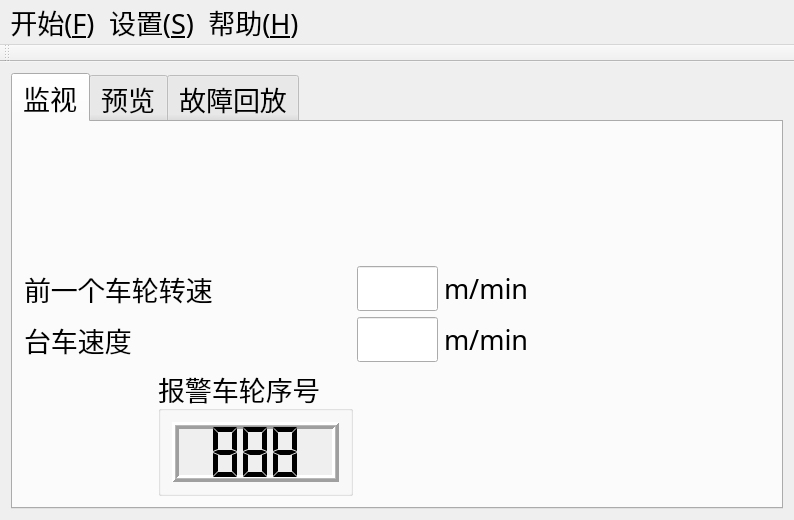
The window that WheelMonitor/MainWindow.ui (cx3386/WheelMonitor) describes before a commit, drawn with Qt 5.
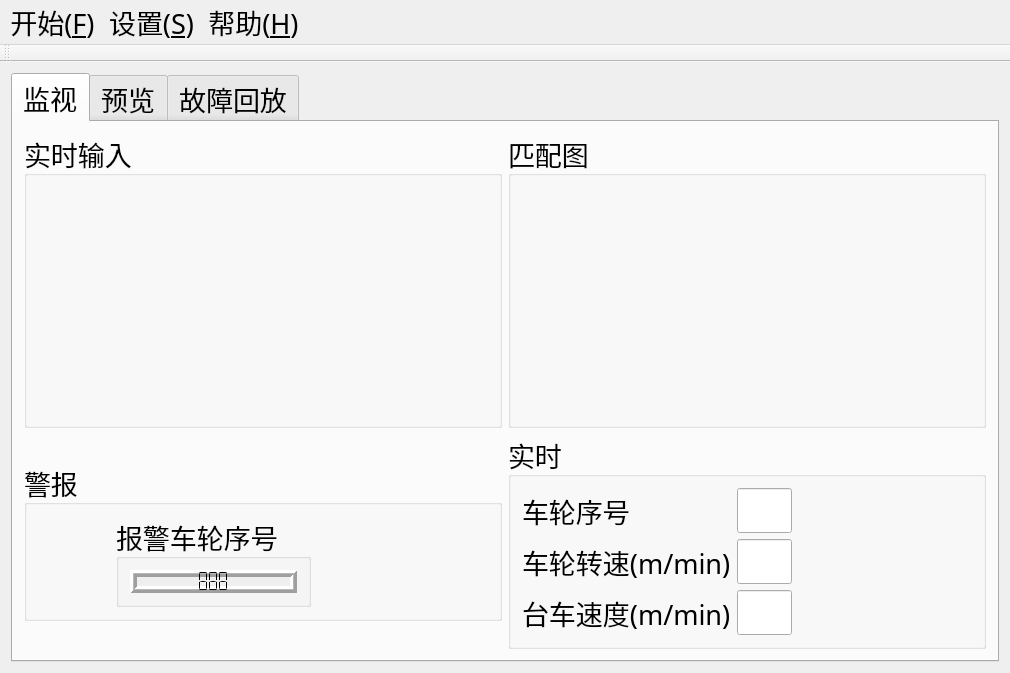
The same window after the commit. Icons and pictures are not drawn. Custom widgets are drawn as their Qt base class.

What changed in the file:
```diff
--- a/WheelMonitor/MainWindow.ui
+++ b/WheelMonitor/MainWindow.ui
@@ -6,8 +6,8 @@
    <rect>
     <x>0</x>
     <y>0</y>
-    <width>794</width>
-    <height>520</height>
+    <width>1010</width>
+    <height>673</height>
    </rect>
   </property>
   <property name="font">
@@ -25,7 +25,7 @@
   </property>
   <widget class="QWidget" name="centralWidget">
    <layout class="QGridLayout" name="gridLayout_2">
-    <item row="0" column="0">
+    <item row="1" column="0">
      <widget class="QTabWidget" name="centralTabWidget">
       <property name="autoFillBackground">
        <bool>false</bool>
@@ -37,121 +37,33 @@
        <attribute name="title">
         <string>监视</string>
        </attribute>
-       <layout class="QGridLayout" name="gridLayout_7">
-        <item row="1" column="0">
+       <layout class="QGridLayout" name="gridLayout_3">
+        <item row="0" column="0">
+         <layout class="QGridLayout" name="gridLayout_5" columnstretch="0,1,1">
+          <item row="1" column="1">
+           <widget class="QGroupBox" name="groupBox_3">
+            <property name="title">
+             <string>实时输入</string>
+            </property>
          <layout class="QGridLayout" name="gridLayout_6">
-          <item row="1" column="1">
-           <widget class="QLineEdit" name="cartSpeedLineEdit">
-            <property name="enabled">
-             <bool>true</bool>
-            </property>
-            <property name="minimumSize">
-             <size>
-              <width>81</width>
-              <height>0</height>
-             </size>
-            </property>
-            <property name="maximumSize">
-             <size>
-              <width>81</width>
-              <height>16777215</height>
-             </size>
-            </property>
-            <property name="text">
-             <string/>
-            </property>
-            <property name="readOnly">
-             <bool>true</bool>
-            </property>
-           </widget>
-          </item>
           <item row="0" column="0">
-           <widget class="QLabel" name="lastSpeedLabel">
-            <property name="sizePolicy">
-             <sizepolicy hsizetype="Preferred" vsizetype="Preferred">
-              <horstretch>0</horstretch>
-              <verstretch>0</verstretch>
-             </sizepolicy>
-            </property>
-            <property name="text">
-             <string>前一个车轮转速</string>
-            </property>
-            <property name="buddy">
-             <cstring>lastSpeedLineEdit</cstring>
-            </property>
-           </widget>
-          </item>
-          <item row="1" column="0">
-           <widget class="QLabel" name="cartSpeedLabel">
-            <property name="sizePolicy">
-             <sizepolicy hsizetype="Preferred" vsizetype="Preferred">
-              <horstretch>0</horstretch>
-              <verstretch>0</verstretch>
-             </sizepolicy>
-            </property>
-            <property name="text">
-             <string>台车速度</string>
-            </property>
-           </widget>
-          </item>
-          <item row="0" column="2">
-           <widget class="QLabel" name="label">
-            <property name="text">
-             <string>m/min</string>
-            </property>
-            <property name="buddy">
-             <cstring>lastSpeedLineEdit</cstring>
-            </property>
-           </widget>
-          </item>
-          <item row="0" column="1">
-           <widget class="QLineEdit" name="lastSpeedLineEdit">
-            <property name="enabled">
-             <bool>true</bool>
-            </property>
-            <property name="minimumSize">
-             <size>
-              <width>81</width>
-              <height>0</height>
-             </size>
-            </property>
-            <property name="maximumSize">
-             <size>
-              <width>81</width>
-              <height>16777215</height>
-             </size>
-            </property>
+              <widget class="QLabel" name="realVideoLabel">
             <property name="text">
              <string/>
             </property>
-            <property name="readOnly">
-             <bool>true</bool>
-            </property>
+              </widget>
+             </item>
+            </layout>
            </widget>
           </item>
           <item row="1" column="2">
-           <widget class="QLabel" name="label_3">
-            <property name="text">
-             <string>m/min</string>
+           <widget class="QGroupBox" name="groupBox_4">
+            <property name="title">
+             <string>匹配图</string>
             </property>
-           </widget>
-          </item>
-         </layout>
-        </item>
+            <layout class="QGridLayout" name="gridLayout_7">
         <item row="0" column="0">
          <widget class="QLabel" name="imageMatchesLabel">
-          <property name="sizePolicy">
-           <sizepolicy hsizetype="Expanding" vsizetype="Expanding">
-            <horstretch>0</horstretch>
-            <verstretch>0</verstretch>
-           </sizepolicy>
-          </property>
-          <property name="minimumSize">
-           <size>
-            <width>0</width>
-            <height>0</height>
-           </size>
-          </property>
           <property name="frameShape">
            <enum>QFrame::NoFrame</enum>
           </property>
@@ -163,25 +75,30 @@
           </property>
          </widget>
         </item>
-        <item row="2" column="0">
-         <layout class="QHBoxLayout" name="horizontalLayout_2">
-          <item>
+            </layout>
+           </widget>
+          </item>
+         </layout>
+        </item>
+        <item row="1" column="0">
+         <layout class="QGridLayout" name="gridLayout_8" columnstretch="1,1">
+          <item row="0" column="0">
+           <widget class="QGroupBox" name="groupBox_2">
+            <property name="sizePolicy">
+             <sizepolicy hsizetype="Preferred" vsizetype="Maximum">
+              <horstretch>0</horstretch>
+              <verstretch>0</verstretch>
+             </sizepolicy>
+            </property>
+            <property name="title">
+             <string>警报</string>
+            </property>
+            <layout class="QFormLayout" name="formLayout_2">
+             <item row="0" column="0">
            <widget class="QPushButton" name="alarmPushButton">
             <property name="enabled">
              <bool>true</bool>
             </property>
-            <property name="minimumSize">
-             <size>
-              <width>128</width>
-              <height>128</height>
-             </size>
-            </property>
-            <property name="maximumSize">
-             <size>
-              <width>128</width>
-              <height>128</height>
-             </size>
-            </property>
             <property name="cursor">
              <cursorShape>PointingHandCursor</cursorShape>
             </property>
@@ -215,8 +132,14 @@
             </property>
            </widget>
           </item>
-          <item>
+             <item row="0" column="1">
            <widget class="QGroupBox" name="lcdGroupBox">
+               <property name="sizePolicy">
+                <sizepolicy hsizetype="Maximum" vsizetype="Preferred">
+                 <horstretch>0</horstretch>
+                 <verstretch>0</verstretch>
+                </sizepolicy>
+               </property>
             <property name="title">
              <string>报警车轮序号</string>
             </property>
@@ -263,30 +186,146 @@
             </layout>
            </widget>
           </item>
-          <item>
-           <spacer name="horizontalSpacer_3">
-            <property name="orientation">
-             <enum>Qt::Horizontal</enum>
+            </layout>
+           </widget>
+          </item>
+          <item row="0" column="1">
+           <widget class="QGroupBox" name="groupBox">
+            <property name="sizePolicy">
+             <sizepolicy hsizetype="Preferred" vsizetype="Preferred">
+              <horstretch>0</horstretch>
+              <verstretch>0</verstretch>
+             </sizepolicy>
             </property>
-            <property name="sizeHint" stdset="0">
+            <property name="minimumSize">
              <size>
-              <width>40</width>
-              <height>20</height>
+              <width>55</width>
+              <height>0</height>
              </size>
             </property>
-           </spacer>
-          </item>
-         </layout>
-        </item>
-       </layout>
+            <property name="title">
+             <string>实时</string>
+            </property>
+            <layout class="QFormLayout" name="formLayout">
+             <item row="0" column="0">
+              <widget class="QLabel" name="numLabel">
+               <property name="text">
+                <string>车轮序号</string>
+               </property>
+               <property name="buddy">
+                <cstring>numLineEdit</cstring>
+               </property>
+              </widget>
+             </item>
+             <item row="0" column="1">
+              <widget class="QLineEdit" name="numLineEdit">
+               <property name="enabled">
+                <bool>true</bool>
+               </property>
+               <property name="minimumSize">
+                <size>
+                 <width>55</width>
+                 <height>0</height>
+                </size>
+               </property>
+               <property name="maximumSize">
+                <size>
+                 <width>55</width>
+                 <height>16777215</height>
+                </size>
+               </property>
+               <property name="text">
+                <string/>
+               </property>
+               <property name="readOnly">
+                <bool>true</bool>
+               </property>
+              </widget>
+             </item>
+             <item row="1" column="0">
+              <widget class="QLabel" name="lastSpeedLabel">
+               <property name="text">
+                <string>车轮转速(m/min)</string>
+               </property>
+               <property name="buddy">
+                <cstring>lastSpeedLineEdit</cstring>
+               </property>
+              </widget>
+             </item>
+             <item row="1" column="1">
+              <widget class="QLineEdit" name="lastSpeedLineEdit">
+               <property name="enabled">
+                <bool>true</bool>
+               </property>
+               <property name="minimumSize">
+                <size>
+                 <width>55</width>
+                 <height>0</height>
+                </size>
+               </property>
+               <property name="maximumSize">
+                <size>
+                 <width>55</width>
+                 <height>16777215</height>
+                </size>
+               </property>
+               <property name="text">
+                <string/>
+               </property>
+               <property name="readOnly">
+                <bool>true</bool>
+               </property>
+              </widget>
+             </item>
+             <item row="2" column="0">
+              <widget class="QLabel" name="cartSpeedLabel">
+               <property name="text">
+                <string>台车速度(m/min)</string>
+               </property>
+               <property name="buddy">
+                <cstring>cartSpeedLineEdit</cstring>
+               </property>
+              </widget>
+             </item>
+             <item row="2" column="1">
+              <widget class="QLineEdit" name="cartSpeedLineEdit">
+               <property name="enabled">
+                <bool>true</bool>
+               </property>
+               <property name="minimumSize">
+                <size>
+                 <width>55</width>
+                 <height>0</height>
+                </size>
+               </property>
+               <property name="maximumSize">
+                <size>
+                 <width>55</width>
+                 <height>16777215</height>
+                </size>
+               </property>
+               <property name="text">
+                <string/>
+               </property>
+               <property name="readOnly">
+                <bool>true</bool>
+               </property>
+              </widget>
+             </item>
+            </layout>
+           </widget>
+          </item>
+         </layout>
+        </item>
+       </layout>
       </widget>
-      <widget class="QWidget" name="playerTab">
+      <widget class="QWidget" name="previewTab">
        <attribute name="title">
         <string>预览</string>
        </attribute>
        <layout class="QGridLayout" name="gridLayout_4">
         <item row="0" column="0">
-         <widget class="MyWidget" name="playerWidget" native="true"/>
+         <widget class="QWidget" name="previewWidget" native="true"/>
         </item>
        </layout>
       </widget>
@@ -304,7 +343,7 @@
     <rect>
      <x>0</x>
      <y>0</y>
-     <width>794</width>
+     <width>1010</width>
      <height>34</height>
     </rect>
    </property>
@@ -466,14 +505,11 @@
   </action>
  </widget>
  <layoutdefault spacing="6" margin="11"/>
- <customwidgets>
-  <customwidget>
-   <class>MyWidget</class>
-   <extends>QWidget</extends>
-   <header>mywidget.h</header>
-   <container>1</container>
-  </customwidget>
- </customwidgets>
+ <tabstops>
+  <tabstop>numLineEdit</tabstop>
+  <tabstop>lastSpeedLineEdit</tabstop>
+  <tabstop>cartSpeedLineEdit</tabstop>
+ </tabstops>
  <resources>
   <include location="MainWindow.qrc"/>
  </resources>
```
Lines whose indentation alone changed are shown as unchanged.
